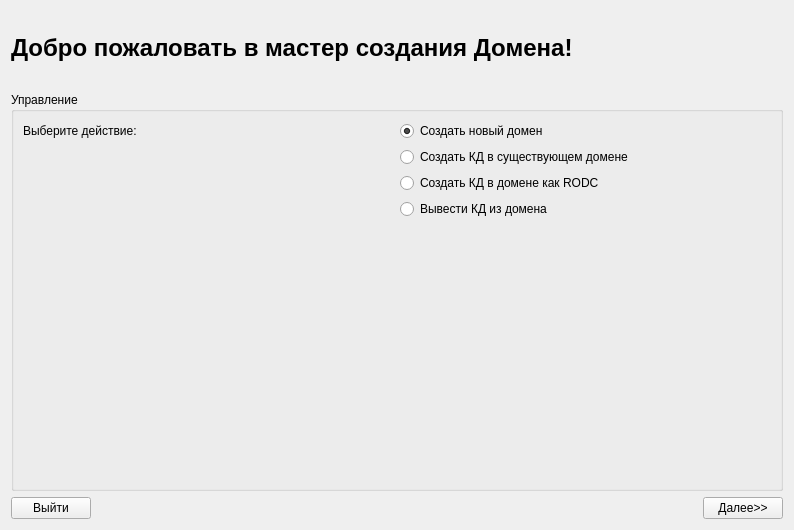
The window that step_0-1.ui (AntProBasealt/domain-manager) describes before a commit, drawn with Qt 5.
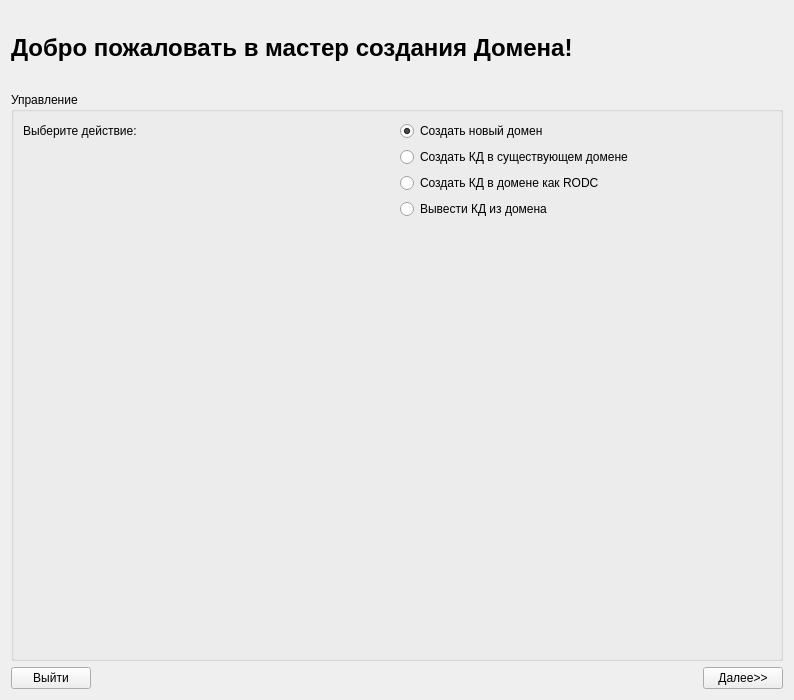
The same window after the commit. Icons and pictures are not drawn.

Commit message: feat: add final widget

```diff
--- a/step_0-1.ui
+++ b/step_0-1.ui
@@ -7,7 +7,7 @@
     <x>0</x>
     <y>0</y>
     <width>790</width>
-    <height>530</height>
+    <height>700</height>
    </rect>
   </property>
   <property name="font">
```
The commit also changes 4 other files.
